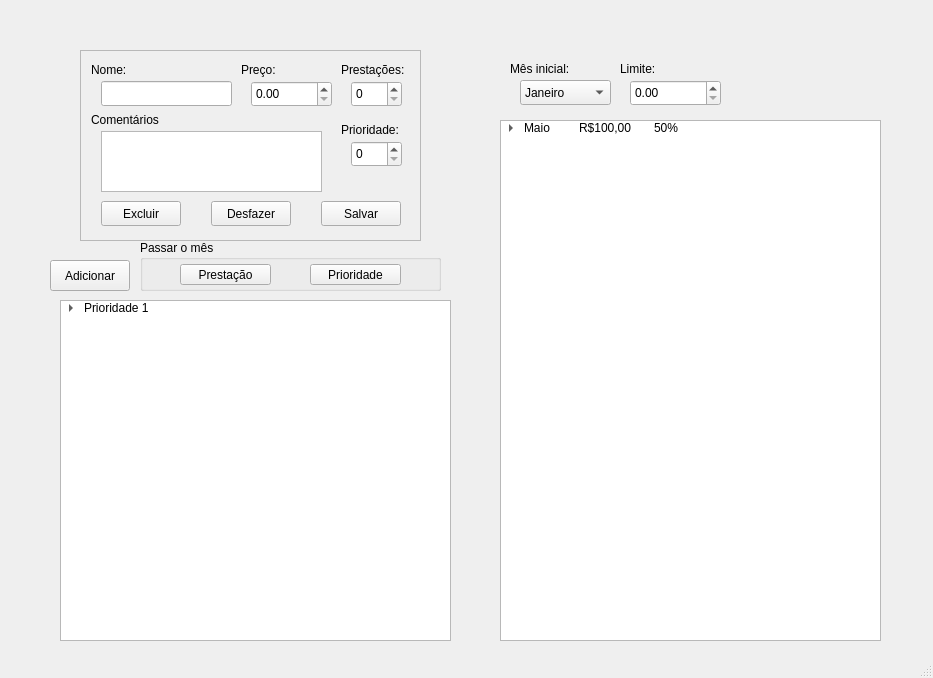
First picture: the form in ui/main.ui, repository vazerick/planejamento, before the edit.
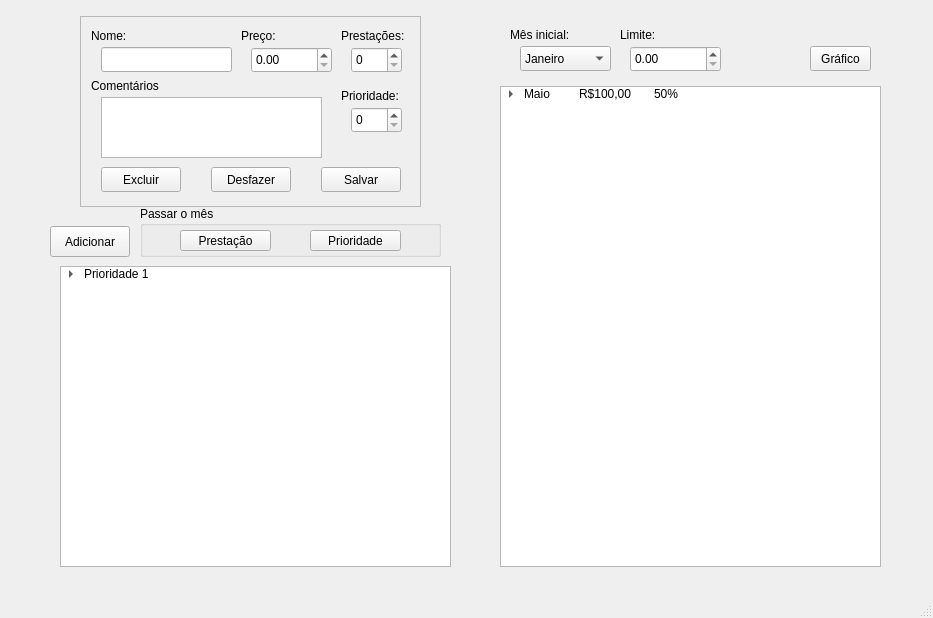
Second picture: the form after the edit. The open tabs and pages were chosen to show the change.

Commit message: Adiciona gráfico

Patch:
```diff
--- a/ui/main.ui
+++ b/ui/main.ui
@@ -7,7 +7,7 @@
     <x>0</x>
     <y>0</y>
     <width>933</width>
-    <height>678</height>
+    <height>618</height>
    </rect>
   </property>
   <property name="windowTitle">
@@ -21,9 +21,9 @@
     <property name="geometry">
      <rect>
       <x>60</x>
-      <y>300</y>
+      <y>266</y>
       <width>391</width>
-      <height>341</height>
+      <height>301</height>
      </rect>
     </property>
     <property name="styleSheet">
@@ -77,7 +77,7 @@
     <property name="geometry">
      <rect>
       <x>80</x>
-      <y>50</y>
+      <y>16</y>
       <width>341</width>
       <height>191</height>
      </rect>
@@ -548,7 +548,7 @@
     <property name="geometry">
      <rect>
       <x>50</x>
-      <y>260</y>
+      <y>226</y>
       <width>80</width>
       <height>31</height>
      </rect>
@@ -561,7 +561,7 @@
     <property name="geometry">
      <rect>
       <x>510</x>
-      <y>60</y>
+      <y>26</y>
       <width>71</width>
       <height>17</height>
      </rect>
@@ -574,7 +574,7 @@
     <property name="geometry">
      <rect>
       <x>520</x>
-      <y>80</y>
+      <y>46</y>
       <width>91</width>
       <height>25</height>
      </rect>
@@ -647,7 +647,7 @@
     <property name="geometry">
      <rect>
       <x>620</x>
-      <y>60</y>
+      <y>26</y>
       <width>54</width>
       <height>17</height>
      </rect>
@@ -660,7 +660,7 @@
     <property name="geometry">
      <rect>
       <x>630</x>
-      <y>80</y>
+      <y>46</y>
       <width>91</width>
       <height>26</height>
      </rect>
@@ -673,9 +673,9 @@
     <property name="geometry">
      <rect>
       <x>500</x>
-      <y>120</y>
+      <y>86</y>
       <width>381</width>
-      <height>521</height>
+      <height>481</height>
      </rect>
     </property>
     <property name="sizePolicy">
@@ -805,7 +805,7 @@
     <property name="geometry">
      <rect>
       <x>140</x>
-      <y>240</y>
+      <y>206</y>
       <width>301</width>
       <height>51</height>
      </rect>
@@ -840,6 +840,19 @@
      </property>
     </widget>
    </widget>
+   <widget class="QPushButton" name="buttonGrafico">
+    <property name="geometry">
+     <rect>
+      <x>810</x>
+      <y>46</y>
+      <width>61</width>
+      <height>25</height>
+     </rect>
+    </property>
+    <property name="text">
+     <string>Gráfico</string>
+    </property>
+   </widget>
   </widget>
   <widget class="QStatusBar" name="statusbar"/>
  </widget>
```
Left out of the diff: 4 changed lines with no effect on the pictures. The commit also changes 15 other files.
